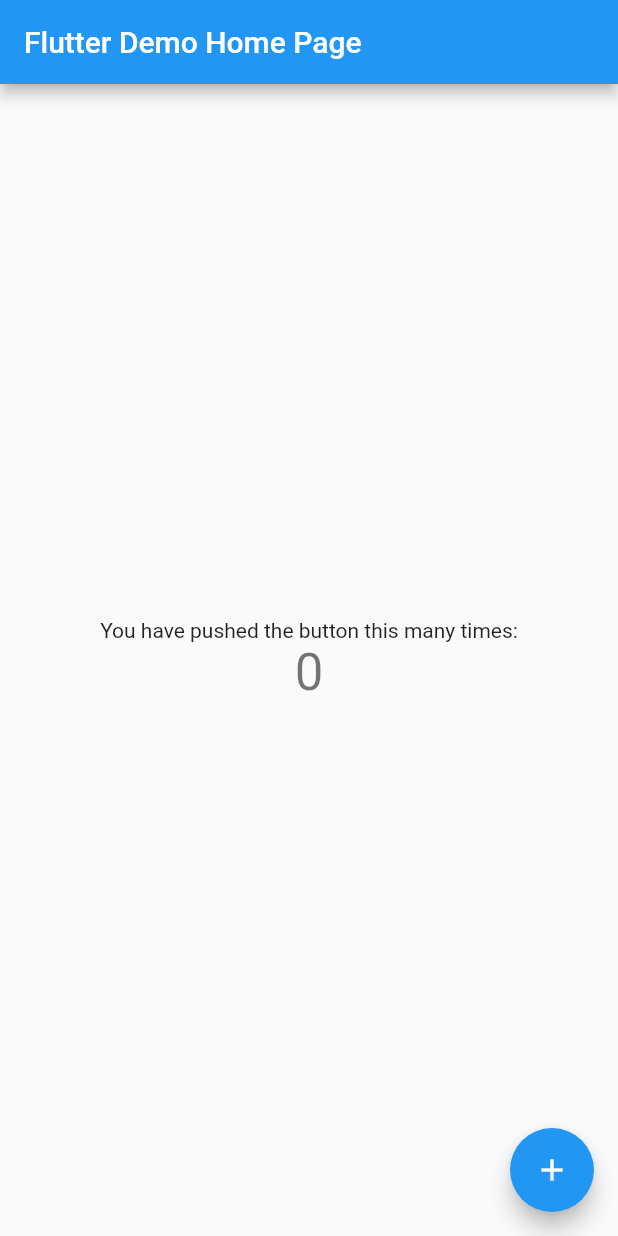
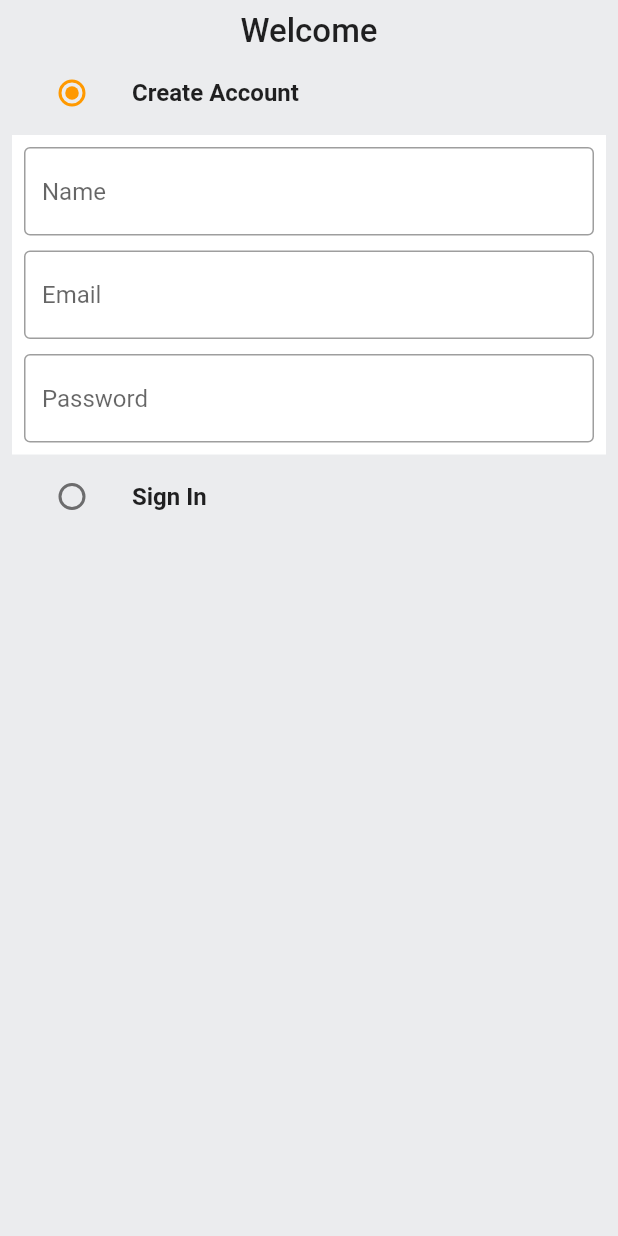
Before and after one commit to Nc-upadhyay/collage-bazaar-mobile-app, a Flutter app: the screen it shows after launch, on a phone screen of 412 x 824 dp. Run offline on Flutter 3.47's test engine with Material 2 defaults, Android fonts, the phone set to English and light mode, and no system bars.

Commit message:
collage bazaar :: sing in branch initial commint

```diff
--- /dev/null
+++ b/lib/comman/widget/cutom_button.dart
@@ -0,0 +1,8 @@
+import 'package:flutter/cupertino.dart';
+
+class CustomBotton extends StatelessWidget {
+  @override
+  Widget build(BuildContext context) {
+    return Container();
+  }
+}
--- /dev/null
+++ b/lib/comman/widget/cutom_textfiled.dart
@@ -0,0 +1,26 @@
+import 'package:flutter/material.dart';
+
+import '../../constraints/global_variable.dart';
+
+class CustomTextField extends StatelessWidget {
+  final TextEditingController textEditingController;
+  final String hintText;
+
+  const CustomTextField(
+      {super.key, required this.textEditingController, required this.hintText});
+
+  @override
+  Widget build(BuildContext context) {
+    return TextFormField(
+      controller: textEditingController,
+      decoration: InputDecoration(
+          hintText: hintText,
+          border: const OutlineInputBorder(
+              borderSide: BorderSide(color: Colors.black38)),
+          enabledBorder: const OutlineInputBorder(
+              borderSide: BorderSide(color: Colors.black38)),
+          focusColor: GlobalVariable.secondaryColor),
+      validator: (value) {},
+    );
+  }
+}
--- /dev/null
+++ b/lib/constraints/global_variable.dart
@@ -0,0 +1,18 @@
+import 'package:flutter/material.dart';
+
+class GlobalVariable {
+  static const appBarGradient = LinearGradient(
+    colors: [
+      Color.fromARGB(255, 29, 201, 192),
+      Color.fromARGB(255, 125, 221, 216),
+    ],
+    stops: [0.5, 1.0],
+  );
+
+  static const secondaryColor = Color.fromRGBO(255, 153, 0, 1);
+  static const backgroundColor = Colors.white;
+  static const Color greyBackgroundColor = Color(0xffebecee);
+  static var selectedNavBarColor = Colors.cyan[800]!;
+  static const unselectedNavBarColor = Colors.black87;
+
+}
--- /dev/null
+++ b/lib/features/auth/screens/auth_screen.dart
@@ -0,0 +1,109 @@
+import 'package:flutter/material.dart';
+
+import '../../../comman/widget/cutom_textfiled.dart';
+import '../../../constraints/global_variable.dart';
+
+enum Auth {
+  signin,
+  signup,
+}
+
+class AuthScren extends StatefulWidget {
+  static const String routName = "/auth-screen";
+
+  @override
+  State<AuthScren> createState() => _AuthScrenState();
+}
+
+class _AuthScrenState extends State<AuthScren> {
+  Auth _auth = Auth
+      .signup; // it is use for check whether user want to sign in of sing up
+  final _signUpFormKey = GlobalKey<FormState>();
+  final TextEditingController _emailControllar = TextEditingController();
+  final TextEditingController _passwordControllar = TextEditingController();
+  final TextEditingController _nameControllar = TextEditingController();
+
+  @override
+  void dispose() {
+    super.dispose();
+    _emailControllar.dispose();
+    _passwordControllar.dispose();
+    _nameControllar.dispose();
+  }
+
+  @override
+  Widget build(BuildContext context) {
+    return Scaffold(
+      backgroundColor: GlobalVariable.greyBackgroundColor,
+      body: Padding(
+        padding: const EdgeInsets.all(8.0),
+        child: Column(
+          children: [
+            const SafeArea(
+                child: Text(
+              "Welcome",
+              style: TextStyle(fontSize: 22, fontWeight: FontWeight.w500),
+            )),
+            ListTile(
+              title: const Text(
+                "Create Account",
+                style: TextStyle(fontWeight: FontWeight.bold),
+              ),
+              leading: Radio(
+                  activeColor: GlobalVariable.secondaryColor,
+                  value: Auth.signup,
+                  groupValue: _auth,
+                  onChanged: (Auth? val) {
+                    setState(() {
+                      _auth = val!;
+                    });
+                  }),
+            ),
+            if (_auth == Auth.signup)
+              Container(
+                padding: const EdgeInsets.all(8),
+                color: GlobalVariable.backgroundColor,
+                child: Form(
+                  key: _signUpFormKey,
+                  child: Column(
+                    children: [
+                      CustomTextField(
+                          textEditingController: _emailControllar,
+                          hintText: 'Name'),
+                      const SizedBox(
+                        height: 10,
+                      ),
+                      CustomTextField(
+                          textEditingController: _emailControllar,
+                          hintText: 'Email'),
+                      const SizedBox(
+                        height: 10,
+                      ),
+                      CustomTextField(
+                          textEditingController: _emailControllar,
+                          hintText: 'Password')
+                    ],
+                  ),
+                ),
+              ),
+            ListTile(
+              title: const Text(
+                "Sign In",
+                style: TextStyle(fontWeight: FontWeight.bold),
+              ),
+              leading: Radio(
+                  activeColor: GlobalVariable.secondaryColor,
+                  value: Auth.signin,
+                  groupValue: _auth,
+                  onChanged: (Auth? val) {
+                    setState(() {
+                      _auth = val!;
+                    });
+                  }),
+            ),
+          ],
+        ),
+      ),
+    );
+  }
+}
--- a/lib/main.dart
+++ b/lib/main.dart
@@ -1,4 +1,7 @@
+import 'package:colleage_bazaar/route.dart';
 import 'package:flutter/material.dart';
+import 'constraints/global_variable.dart';
+import 'features/auth/screens/auth_screen.dart';
 
 void main() {
   runApp(const MyApp());
@@ -11,105 +14,16 @@
   @override
   Widget build(BuildContext context) {
     return MaterialApp(
-      title: 'Flutter Demo',
+      debugShowCheckedModeBanner: false,
+      title: 'Amazon Clone',
       theme: ThemeData(
-        // This is the theme of your application.
-        //
-        // Try running your application with "flutter run". You'll see the
-        // application has a blue toolbar. Then, without quitting the app, try
-        // changing the primarySwatch below to Colors.green and then invoke
-        // "hot reload" (press "r" in the console where you ran "flutter run",
-        // or simply save your changes to "hot reload" in a Flutter IDE).
-        // Notice that the counter didn't reset back to zero; the application
-        // is not restarted.
-        primarySwatch: Colors.blue,
-      ),
-      home: const MyHomePage(title: 'Flutter Demo Home Page'),
+          scaffoldBackgroundColor: GlobalVariable.backgroundColor,
+          colorScheme: const ColorScheme.highContrastLight(
+              primary: GlobalVariable.secondaryColor),
+          appBarTheme: const AppBarTheme(
+              elevation: 0, iconTheme: IconThemeData(color: Colors.black))),
+      onGenerateRoute: (settings) => generateRoute(settings),
+      home: AuthScren(),
     );
   }
 }
-
-class MyHomePage extends StatefulWidget {
-  const MyHomePage({super.key, required this.title});
-
-  // This widget is the home page of your application. It is stateful, meaning
-  // that it has a State object (defined below) that contains fields that affect
-  // how it looks.
-
-  // This class is the configuration for the state. It holds the values (in this
-  // case the title) provided by the parent (in this case the App widget) and
-  // used by the build method of the State. Fields in a Widget subclass are
-  // always marked "final".
-
-  final String title;
-
-  @override
-  State<MyHomePage> createState() => _MyHomePageState();
-}
-
-class _MyHomePageState extends State<MyHomePage> {
-  int _counter = 0;
-
-  void _incrementCounter() {
-    setState(() {
-      // This call to setState tells the Flutter framework that something has
-      // changed in this State, which causes it to rerun the build method below
-      // so that the display can reflect the updated values. If we changed
-      // _counter without calling setState(), then the build method would not be
-      // called again, and so nothing would appear to happen.
-      _counter++;
-    });
-  }
-
-  @override
-  Widget build(BuildContext context) {
-    // This method is rerun every time setState is called, for instance as done
-    // by the _incrementCounter method above.
-    //
-    // The Flutter framework has been optimized to make rerunning build methods
-    // fast, so that you can just rebuild anything that needs updating rather
-    // than having to individually change instances of widgets.
-    return Scaffold(
-      appBar: AppBar(
-        // Here we take the value from the MyHomePage object that was created by
-        // the App.build method, and use it to set our appbar title.
-        title: Text(widget.title),
-      ),
-      body: Center(
-        // Center is a layout widget. It takes a single child and positions it
-        // in the middle of the parent.
-        child: Column(
-          // Column is also a layout widget. It takes a list of children and
-          // arranges them vertically. By default, it sizes itself to fit its
-          // children horizontally, and tries to be as tall as its parent.
-          //
-          // Invoke "debug painting" (press "p" in the console, choose the
-          // "Toggle Debug Paint" action from the Flutter Inspector in Android
-          // Studio, or the "Toggle Debug Paint" command in Visual Studio Code)
-          // to see the wireframe for each widget.
-          //
-          // Column has various properties to control how it sizes itself and
-          // how it positions its children. Here we use mainAxisAlignment to
-          // center the children vertically; the main axis here is the vertical
-          // axis because Columns are vertical (the cross axis would be
-          // horizontal).
-          mainAxisAlignment: MainAxisAlignment.center,
-          children: <Widget>[
-            const Text(
-              'You have pushed the button this many times:',
-            ),
-            Text(
-              '$_counter',
-              style: Theme.of(context).textTheme.headlineMedium,
-            ),
-          ],
-        ),
-      ),
-      floatingActionButton: FloatingActionButton(
-        onPressed: _incrementCounter,
-        tooltip: 'Increment',
-        child: const Icon(Icons.add),
-      ), // This trailing comma makes auto-formatting nicer for build methods.
-    );
-  }
-}
--- /dev/null
+++ b/lib/route.dart
@@ -0,0 +1,19 @@
+import 'package:flutter/material.dart';
+
+import 'features/auth/screens/auth_screen.dart';
+
+Route<dynamic> generateRoute(RouteSettings routeSettings) {
+  switch (routeSettings.name) {
+    case AuthScren.routName:
+      {
+        return MaterialPageRoute(
+            settings: routeSettings, builder: (_) => AuthScren());
+      }
+    default:
+      return MaterialPageRoute(
+          settings: routeSettings,
+          builder: (_) => const Scaffold(
+                body: Text("Screen doesn't exist"),
+              ));
+  }
+}
```
